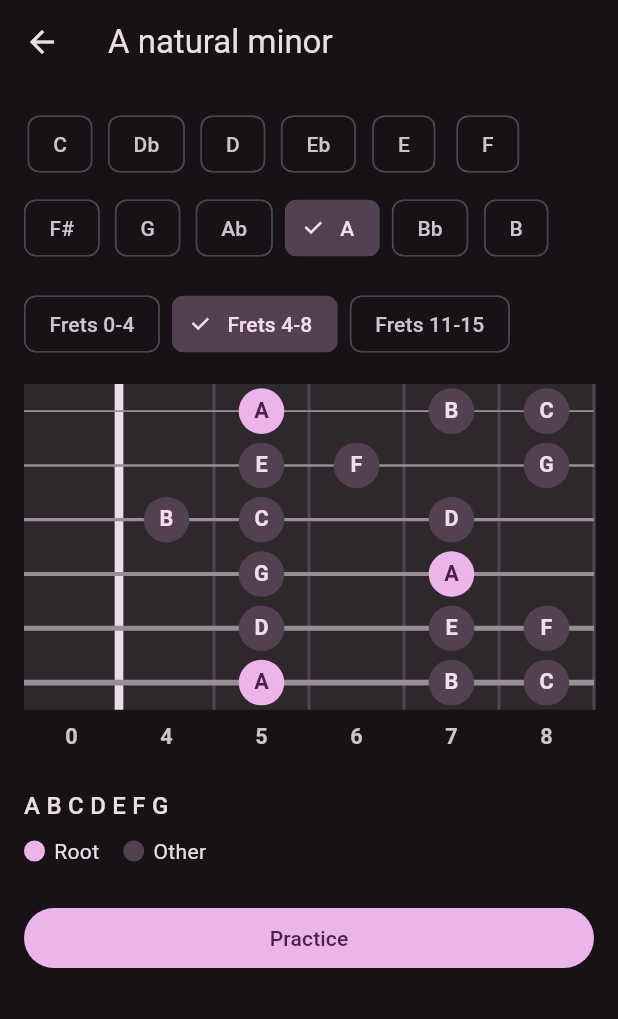
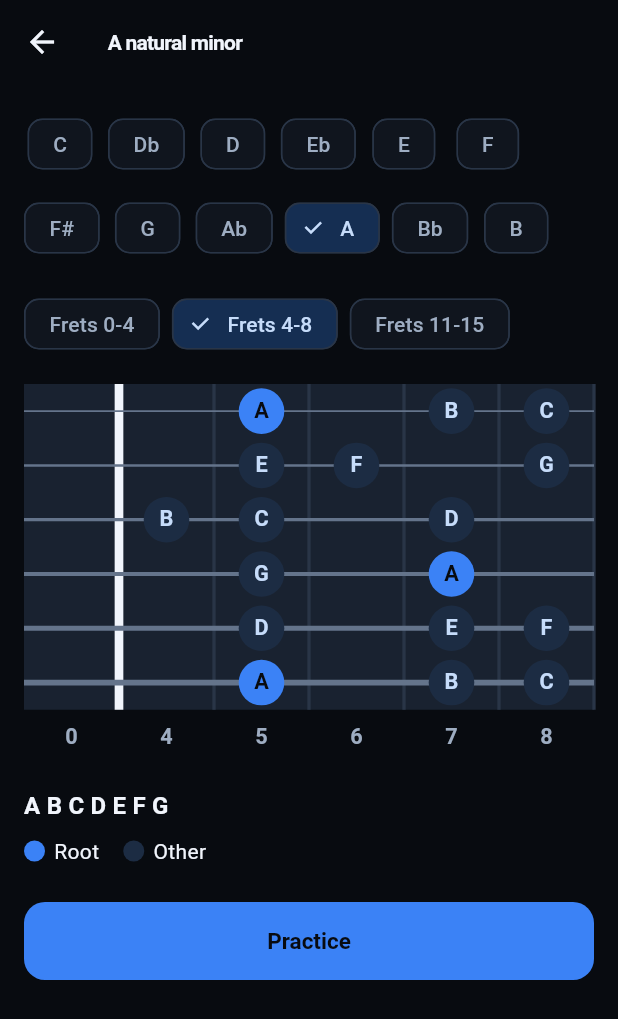
Before and after one commit to DrMatrix007/matrix-guitar, a Flutter app: the screen it shows after launch, after a tap on "Natural minor", on a phone screen of 412 x 824 dp. Shown: the top 1019 px of the screen. Run offline on Flutter 3.47's test engine with Material 3 defaults, Android fonts, the phone set to English and light mode, and no system bars; our stand-ins replace permission_handler; missing offline and left inert: record.

Commit message:
Polish the app theme, libraries, and practice feedback
- Add a consistent blue dark theme and reusable library tiles
- Animate note changes and practice feedback with reduced motion support

```diff
--- a/lib/main.dart
+++ b/lib/main.dart
@@ -7,9 +7,9 @@ import 'audio/mic_audio_source.dart';
 import 'theory/chord.dart';
 import 'theory/scale.dart';
 import 'ui/scale_list_screen.dart';
+import 'ui/app_theme.dart';
 
 const _fakeAudio = kDebugMode && bool.fromEnvironment('FAKE_AUDIO');
-const _seedColor = Color(0xFFC026D3);
 
 void main() {
   runApp(
@@ -39,12 +39,7 @@ class MatrixGuitarApp extends StatelessWidget {
     return MaterialApp(
       title: 'Matrix Guitar',
       debugShowCheckedModeBanner: false,
-      theme: ThemeData(
-        colorScheme: ColorScheme.fromSeed(
-          seedColor: _seedColor,
-          brightness: Brightness.dark,
-        ),
-      ),
+      theme: buildAppTheme(),
       builder: _fakeAudio
           ? (_, child) => _SimulatedAudioStrip(child: child!)
           : null,
--- /dev/null
+++ b/lib/ui/app_theme.dart
@@ -0,0 +1,114 @@
+import 'package:flutter/material.dart';
+
+ThemeData buildAppTheme() {
+  const blue = Color(0xFF3B82F6);
+  const background = Color(0xFF080B10);
+  final colors =
+      ColorScheme.fromSeed(
+        seedColor: blue,
+        brightness: Brightness.dark,
+      ).copyWith(
+        primary: blue,
+    onPrimary: background,
+        primaryContainer: const Color(0xFF152E52),
+        onPrimaryContainer: const Color(0xFFD6E7FF),
+        secondary: const Color(0xFF93C5FD),
+        secondaryContainer: const Color(0xFF1C2C43),
+        onSecondaryContainer: const Color(0xFFC6DCFA),
+        surface: background,
+        surfaceContainerLowest: const Color(0xFF05070B),
+        surfaceContainerLow: const Color(0xFF10151E),
+        surfaceContainer: const Color(0xFF141B26),
+        surfaceContainerHigh: const Color(0xFF192230),
+        surfaceContainerHighest: const Color(0xFF202B3B),
+        onSurface: const Color(0xFFF1F5FC),
+        onSurfaceVariant: const Color(0xFF9EADC2),
+        outline: const Color(0xFF64748B),
+        outlineVariant: const Color(0xFF293547),
+      );
+  final base = ThemeData(colorScheme: colors, useMaterial3: true);
+  return base.copyWith(
+    scaffoldBackgroundColor: background,
+    textTheme: base.textTheme.copyWith(
+      headlineMedium: base.textTheme.headlineMedium?.copyWith(
+        fontWeight: FontWeight.w700,
+        letterSpacing: -0.8,
+      ),
+      titleLarge: base.textTheme.titleLarge?.copyWith(
+        fontWeight: FontWeight.w700,
+        letterSpacing: -0.4,
+      ),
+      titleMedium: base.textTheme.titleMedium?.copyWith(
+        fontWeight: FontWeight.w600,
+      ),
+      titleSmall: base.textTheme.titleSmall?.copyWith(color: colors.secondary),
+    ),
+    appBarTheme: AppBarTheme(
+      backgroundColor: background,
+      foregroundColor: colors.onSurface,
+      surfaceTintColor: Colors.transparent,
+      centerTitle: false,
+      elevation: 0,
+      scrolledUnderElevation: 0,
+      titleTextStyle: base.textTheme.titleLarge?.copyWith(
+        fontWeight: FontWeight.w700,
+        letterSpacing: -0.5,
+        color: colors.onSurface,
+      ),
+    ),
+    tabBarTheme: TabBarThemeData(
+      dividerColor: Colors.transparent,
+      indicatorSize: TabBarIndicatorSize.tab,
+      indicator: BoxDecoration(
+        color: colors.primaryContainer,
+        borderRadius: BorderRadius.circular(12),
+        border: Border.all(color: blue.withValues(alpha: 0.35)),
+      ),
+      labelColor: const Color(0xFFBFDBFE),
+      unselectedLabelColor: colors.onSurfaceVariant,
+      labelStyle: const TextStyle(fontSize: 14, fontWeight: FontWeight.w600),
+      unselectedLabelStyle: const TextStyle(
+        fontSize: 14,
+        fontWeight: FontWeight.w500,
+      ),
+      indicatorAnimation: TabIndicatorAnimation.linear,
+      splashBorderRadius: BorderRadius.circular(12),
+    ),
+    filledButtonTheme: FilledButtonThemeData(
+      style: FilledButton.styleFrom(
+        minimumSize: const Size(48, 52),
+        shape: RoundedRectangleBorder(borderRadius: BorderRadius.circular(14)),
+        textStyle: const TextStyle(fontSize: 15, fontWeight: FontWeight.w600),
+      ),
+    ),
+    outlinedButtonTheme: OutlinedButtonThemeData(
+      style: OutlinedButton.styleFrom(
+        minimumSize: const Size(48, 48),
+        shape: RoundedRectangleBorder(borderRadius: BorderRadius.circular(14)),
+      ),
+    ),
+    chipTheme: base.chipTheme.copyWith(
+      backgroundColor: colors.surfaceContainerLow,
+      selectedColor: colors.primaryContainer,
+      side: BorderSide(color: colors.outlineVariant),
+      shape: RoundedRectangleBorder(borderRadius: BorderRadius.circular(10)),
+      padding: const EdgeInsets.symmetric(horizontal: 8, vertical: 6),
+    ),
+    inputDecorationTheme: InputDecorationTheme(
+      filled: true,
+      fillColor: colors.surfaceContainerLow,
+      border: OutlineInputBorder(borderRadius: BorderRadius.circular(14)),
+      enabledBorder: OutlineInputBorder(
+        borderRadius: BorderRadius.circular(14),
+        borderSide: BorderSide(color: colors.outlineVariant),
+      ),
+      contentPadding: const EdgeInsets.all(16),
+    ),
+    progressIndicatorTheme: ProgressIndicatorThemeData(
+      color: blue,
+      linearTrackColor: colors.surfaceContainerHigh,
+      linearMinHeight: 6,
+      borderRadius: BorderRadius.circular(8),
+    ),
+  );
+}
--- a/lib/ui/fretboard.dart
+++ b/lib/ui/fretboard.dart
@@ -3,10 +3,11 @@ import 'dart:math';
 import 'package:flutter/material.dart';
 
 import '../theory/scale.dart';
+import 'note_transition.dart';
 
 const _aspectRatio = 1.5;
 const _stringCount = 6;
-const highlightFill = Color(0xFFFFB300);
+const highlightFill = Color(0xFF93C5FD);
 const _onHighlightFill = Colors.black;
 
 class Fretboard extends StatelessWidget {
@@ -27,14 +28,18 @@ class Fretboard extends StatelessWidget {
   Widget build(BuildContext context) {
     return AspectRatio(
       aspectRatio: _aspectRatio,
-      child: CustomPaint(
+      child: NoteTransition(
+        selection: (highlight?.string, highlight?.fret),
+        builder: (context, emphasis) => CustomPaint(
           painter: _FretboardPainter(
             scale: scale,
             positions: scale.positions,
             noteName: noteName ?? scale.spelledPitchClass,
             highlight: highlight,
             showNames: showNames,
+            emphasis: emphasis,
             colors: Theme.of(context).colorScheme,
+          ),
         ),
       ),
     );
@@ -47,6 +52,7 @@ class _FretboardPainter extends CustomPainter {
   final ScalePosition? highlight;
   final bool showNames;
   final ColorScheme colors;
+  final double emphasis;
   final String Function(int) noteName;
 
   _FretboardPainter({
@@ -55,6 +61,7 @@ class _FretboardPainter extends CustomPainter {
     required this.highlight,
     required this.showNames,
     required this.colors,
+    required this.emphasis,
     required this.noteName,
   });
 
@@ -117,7 +124,21 @@ class _FretboardPainter extends CustomPainter {
           ? (colors.primary, colors.onPrimary)
           : (colors.secondaryContainer, colors.onSecondaryContainer);
 
-      canvas.drawCircle(center, rowHeight * 0.42, Paint()..color = fill);
+      if (isHighlight) {
+        canvas.drawCircle(
+          center,
+          rowHeight * (0.58 + (1 - emphasis) * 0.12),
+          Paint()
+            ..color = highlightFill.withValues(
+              alpha: 0.08 + (1 - emphasis) * 0.12,
+            ),
+        );
+      }
+      canvas.drawCircle(
+        center,
+        rowHeight * 0.42 * (isHighlight ? 1 + (1 - emphasis) * 0.12 : 1),
+        Paint()..color = fill,
+      );
       if (isHighlight) {
         canvas.drawCircle(
           center,
@@ -164,6 +185,7 @@ class _FretboardPainter extends CustomPainter {
 
   @override
   bool shouldRepaint(_FretboardPainter oldDelegate) =>
+      oldDelegate.emphasis != emphasis ||
       oldDelegate.scale != scale ||
       oldDelegate.noteName != noteName ||
       oldDelegate.colors != colors ||
--- /dev/null
+++ b/lib/ui/library_tile.dart
@@ -0,0 +1,53 @@
+import 'package:flutter/material.dart';
+
+class LibraryTile extends StatelessWidget {
+  final String title;
+  final String? subtitle;
+  final IconData icon;
+  final VoidCallback onTap;
+
+  const LibraryTile({
+    super.key,
+    required this.title,
+    this.subtitle,
+    required this.icon,
+    required this.onTap,
+  });
+
+  @override
+  Widget build(BuildContext context) {
+    final colors = Theme.of(context).colorScheme;
+    return Padding(
+      padding: const EdgeInsets.only(bottom: 8),
+      child: Material(
+        color: colors.surfaceContainerLow,
+        shape: RoundedRectangleBorder(
+          borderRadius: BorderRadius.circular(16),
+          side: BorderSide(color: colors.outlineVariant.withValues(alpha: 0.6)),
+        ),
+        clipBehavior: Clip.antiAlias,
+        child: ListTile(
+          contentPadding: const EdgeInsets.symmetric(
+            horizontal: 16,
+            vertical: 6,
+          ),
+          leading: Container(
+            padding: const EdgeInsets.all(10),
+            decoration: BoxDecoration(
+              color: colors.primaryContainer,
+              borderRadius: BorderRadius.circular(12),
+            ),
+            child: Icon(icon, color: colors.secondary, size: 22),
+          ),
+          title: Text(title, style: Theme.of(context).textTheme.titleMedium),
+          subtitle: subtitle == null ? null : Text(subtitle!),
+          trailing: Icon(
+            Icons.chevron_right_rounded,
+            color: colors.onSurfaceVariant,
+          ),
+          onTap: onTap,
+        ),
+      ),
+    );
+  }
+}
--- /dev/null
+++ b/lib/ui/note_transition.dart
@@ -0,0 +1,27 @@
+import 'package:flutter/material.dart';
+
+/// A single, short emphasis when the selected note changes.
+class NoteTransition extends StatelessWidget {
+  final Object? selection;
+  final Widget Function(BuildContext, double) builder;
+
+  const NoteTransition({
+    super.key,
+    required this.selection,
+    required this.builder,
+  });
+
+  @override
+  Widget build(BuildContext context) {
+    final reducedMotion = MediaQuery.disableAnimationsOf(context);
+    return TweenAnimationBuilder<double>(
+      key: ValueKey(selection),
+      tween: Tween(begin: reducedMotion ? 1 : 0, end: 1),
+      duration: reducedMotion
+          ? Duration.zero
+          : const Duration(milliseconds: 220),
+      curve: Curves.easeOutCubic,
+      builder: (context, value, _) => builder(context, value),
+    );
+  }
+}
--- a/lib/ui/scale_list_screen.dart
+++ b/lib/ui/scale_list_screen.dart
@@ -4,6 +4,7 @@ import '../audio/audio_source.dart';
 import '../theory/chord.dart';
 import '../theory/scale.dart';
 import 'chord_list_screen.dart';
+import 'library_tile.dart';
 import 'scale_detail_screen.dart';
 import 'theory_practice_screen.dart';
 
@@ -21,17 +22,35 @@ class ScaleListScreen extends StatelessWidget {
   Widget build(BuildContext context) {
     return DefaultTabController(
       length: 4,
+      animationDuration: MediaQuery.disableAnimationsOf(context)
+          ? Duration.zero
+          : const Duration(milliseconds: 240),
       child: Scaffold(
         appBar: AppBar(
-          title: const Text('Matrix Guitar'),
-          bottom: const TabBar(
+          title: const Row(
+            children: [
+              Icon(Icons.graphic_eq_rounded, color: Color(0xFF60A5FA)),
+              SizedBox(width: 10),
+              Text('Matrix Guitar'),
+            ],
+          ),
+          bottom: const PreferredSize(
+            preferredSize: Size.fromHeight(64),
+            child: Padding(
+              padding: EdgeInsets.fromLTRB(16, 4, 16, 12),
+              child: TabBar(
                 isScrollable: true,
+                tabAlignment: TabAlignment.start,
+                dividerHeight: 0,
+                indicatorPadding: EdgeInsets.symmetric(horizontal: 3),
                 tabs: [
                   Tab(text: 'Scales'),
                   Tab(text: 'Arpeggios'),
                   Tab(text: 'Chords'),
                   Tab(text: 'Theory'),
                 ],
+              ),
+            ),
           ),
         ),
         body: TabBarView(
@@ -49,18 +68,22 @@ class ScaleListScreen extends StatelessWidget {
   Widget _patternList(BuildContext context, PatternKind kind) {
     final kindPatterns = patterns.where((p) => p.kind == kind).toList();
     return ListView(
+      padding: const EdgeInsets.fromLTRB(16, 8, 16, 24),
       children: [
         for (final (index, pattern) in kindPatterns.indexed) ...[
           if (index == 0 || kindPatterns[index - 1].group != pattern.group)
             Padding(
-              padding: const EdgeInsets.fromLTRB(16, 16, 16, 4),
+              padding: const EdgeInsets.fromLTRB(4, 16, 4, 12),
               child: Text(
                 pattern.group,
                 style: Theme.of(context).textTheme.titleSmall,
               ),
             ),
-          ListTile(
-            title: Text(pattern.name),
+          LibraryTile(
+            title: pattern.name,
+            icon: kind == PatternKind.scale
+                ? Icons.stairs_rounded
+                : Icons.piano_rounded,
             onTap: () => Navigator.of(context).push(
               MaterialPageRoute<void>(
                 builder: (_) => ScaleDetailScreen(
```
Also changed, not shown: lib/ui/chord_list_screen.dart (+8 -6 lines), lib/ui/chord_practice_screen.dart (+10 -6 lines), lib/ui/feedback_transition.dart (added, +26 -0 lines), lib/ui/practice_screen.dart (+14 -4 lines), lib/ui/staff_notation.dart (+23 -6 lines). Lines whose indentation alone changed are shown as unchanged.
